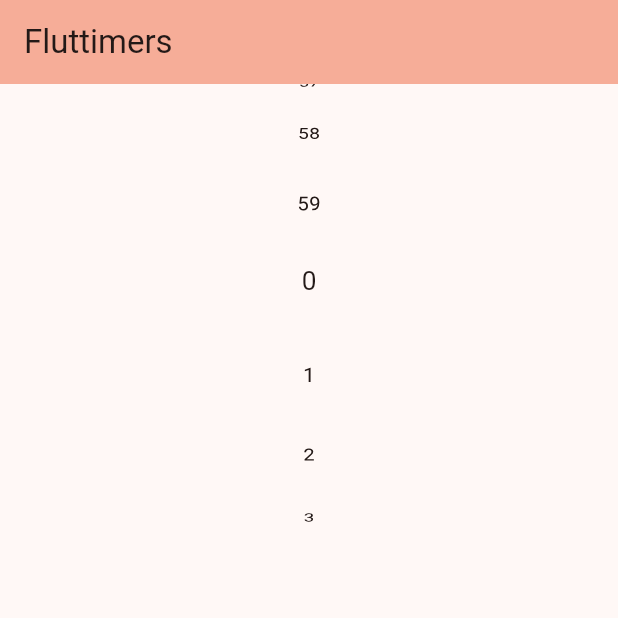
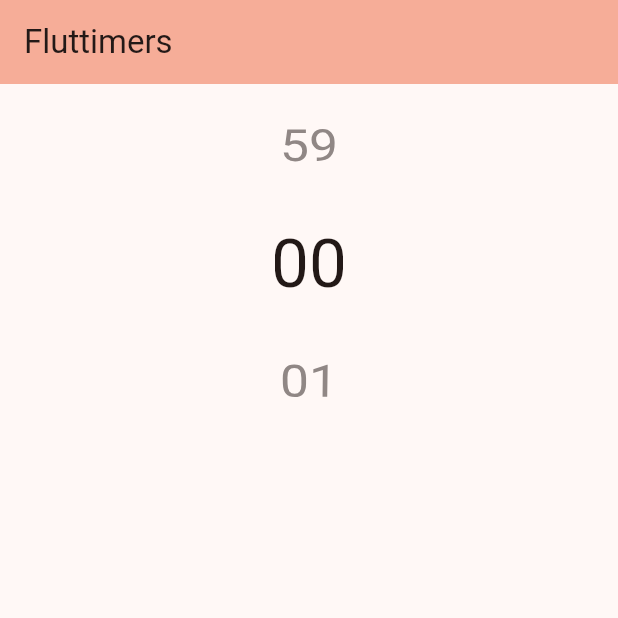
Before and after one commit to FloLiMar/fluttimers, a Flutter app: the screen it shows after launch, on a phone screen of 412 x 824 dp, the top half of it. Run offline on Flutter 3.47's test engine with Material 3 defaults, Android fonts, the phone set to English and light mode, and no system bars.

Commit message:
TIMER-03 update listwheel and numberwheel formatting according figma

```diff
--- a/lib/common/widget/ListWheelWidget.dart
+++ b/lib/common/widget/ListWheelWidget.dart
@@ -4,35 +4,43 @@ typedef OnSelectedItemChangedCallback<K> = void Function(K newValue);
 
 class ListInfiniteWheel<T> extends StatelessWidget {
   static const double magnification = 1.25;
-  static const int defaultItemSize = 14;
-  static const double wheelPercentSize = 0.4;
+  static const int defaultItemSize = 36;
+  static const double itemExtent = 80;
+  static const double itemNotSelectedOpacity = 0.5;
 
   final List<T> items;
   final OnSelectedItemChangedCallback<T> onSelectedItemChangedCallback;
-  const ListInfiniteWheel({super.key, required this.items, required this.onSelectedItemChangedCallback});
+
+  const ListInfiniteWheel(
+      {super.key,
+      required this.items,
+      required this.onSelectedItemChangedCallback});
 
   @override
   Center build(BuildContext context) {
-    final style = Theme
-        .of(context)
-        .textTheme
-        .bodyMedium;
-    Size size = MediaQuery.of(context).size;
-    final viewportHeight = size.height;
-    final padding = MediaQuery.of(context).viewPadding;
-    final height = viewportHeight - padding.top - kToolbarHeight;
+    final style = Theme.of(context).textTheme.displaySmall;
+
     return Center(
       child: ConstrainedBox(
         constraints: BoxConstraints(
-          maxHeight: height*wheelPercentSize,
-        ),
+            maxHeight: itemExtent * 3,
+            maxWidth: (style?.fontSize ?? defaultItemSize) * magnification),
         child: ListWheelScrollView.useDelegate(
-          itemExtent: (style?.fontSize ?? defaultItemSize) * 4,
+          itemExtent: itemExtent,
           useMagnifier: true,
           magnification: magnification,
+          overAndUnderCenterOpacity: itemNotSelectedOpacity,
           physics: const FixedExtentScrollPhysics(),
           childDelegate: ListWheelChildLoopingListDelegate(
-            children: this.items.map((value) => Text('$value', style: style,)).toList(),
+            children: this
+                .items
+                .map((value) => Container(
+                    alignment: Alignment.center,
+                    child: Text(
+                      '$value',
+                      style: style,
+                    )))
+                .toList(),
           ),
           onSelectedItemChanged: (int index) {
             this.onSelectedItemChangedCallback(this.items[index]);
--- a/lib/common/widget/NumberListWheelWidget.dart
+++ b/lib/common/widget/NumberListWheelWidget.dart
@@ -15,10 +15,13 @@ class NumberListWheelWidget extends StatelessWidget {
       this.minValue = 0,
       this.step = 1});
 
+  void onSelectedNumberChange(String newStringValue) {
+    onSelectedItemChangedCallback(int.parse(newStringValue));
+  }
   @override
   Widget build(BuildContext context) {
-    return ListInfiniteWheel<int>(
-        items: [for (var i = minValue; i <= maxValue; i += step) i],
-        onSelectedItemChangedCallback: onSelectedItemChangedCallback);
+    return ListInfiniteWheel<String>(
+        items: [for (var i = minValue; i <= maxValue; i += step) i.toString().padLeft(2,'0')],
+        onSelectedItemChangedCallback: onSelectedNumberChange);
   }
 }
```
